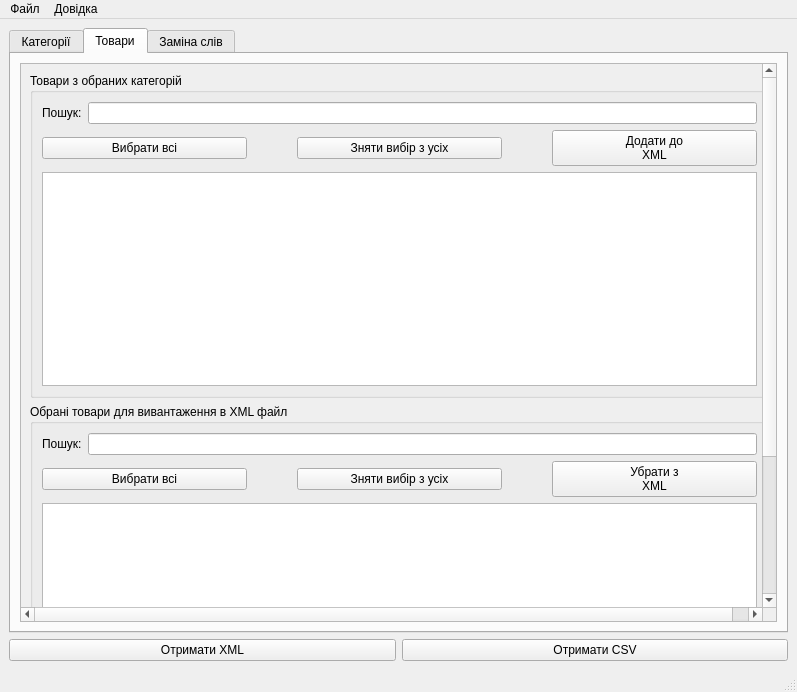
Above: mainwindow.ui from coolrich/xml-feed-editor before the change. Below: the same form after it.
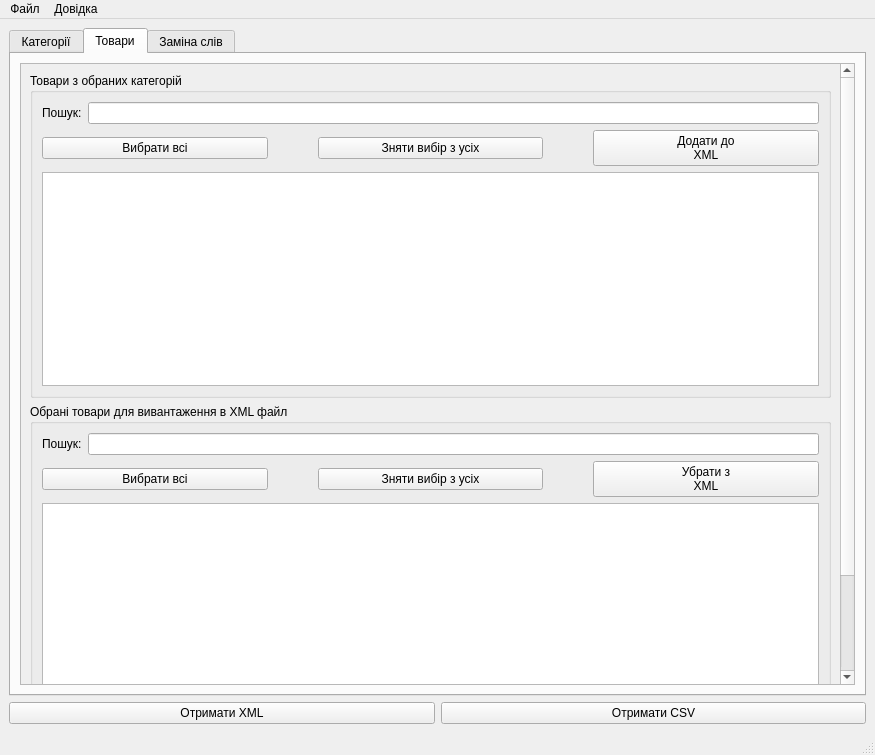
That is the form after the change. The open tabs and pages were chosen to show the change.

Commit message: - Method changed_xml is changed. Now it also reduce a sequence of the picture elements of each offer to ten. - Added add_drop_price_check_box to UI

```diff
--- a/mainwindow.ui
+++ b/mainwindow.ui
@@ -6,8 +6,8 @@
    <rect>
     <x>0</x>
     <y>0</y>
-    <width>797</width>
-    <height>692</height>
+    <width>875</width>
+    <height>755</height>
    </rect>
   </property>
   <property name="windowTitle">
@@ -173,8 +173,8 @@
              <property name="geometry">
               <rect>
                <x>0</x>
-               <y>0</y>
-               <width>734</width>
+               <y>-121</y>
+               <width>812</width>
                <height>738</height>
               </rect>
              </property>
@@ -271,6 +271,8 @@
                 <property name="title">
                  <string>Обрані товари для вивантаження в XML файл</string>
                 </property>
+                <layout class="QVBoxLayout" name="verticalLayout_22">
+                 <item>
                 <layout class="QVBoxLayout" name="verticalLayout_9">
                  <item>
                   <layout class="QHBoxLayout" name="horizontalLayout_15">
@@ -287,8 +289,6 @@
                   </layout>
                  </item>
                  <item>
-                  <layout class="QVBoxLayout" name="verticalLayout_6">
-                   <item>
                     <layout class="QHBoxLayout" name="horizontalLayout_7" stretch="0,0,0">
                      <property name="spacing">
                       <number>50</number>
@@ -339,6 +339,8 @@
                    <item>
                     <layout class="QHBoxLayout" name="horizontalLayout_16">
                      <item>
+                      <layout class="QVBoxLayout" name="verticalLayout_6">
+                       <item>
                       <layout class="QHBoxLayout" name="horizontalLayout_12">
                        <property name="spacing">
                         <number>0</number>
@@ -385,6 +387,15 @@
                       </layout>
                      </item>
                      <item>
+                        <widget class="QCheckBox" name="add_drop_price_check_box">
+                         <property name="text">
+                          <string>Додати дроп ціни</string>
+                         </property>
+                        </widget>
+                       </item>
+                      </layout>
+                     </item>
+                     <item>
                       <layout class="QHBoxLayout" name="horizontalLayout_6">
                        <property name="spacing">
                         <number>14</number>
@@ -781,7 +792,7 @@
     <rect>
      <x>0</x>
      <y>0</y>
-     <width>797</width>
+     <width>875</width>
      <height>21</height>
     </rect>
    </property>
```
Left out of the diff: 2 changed lines with no effect on the pictures. Lines whose indentation alone changed are shown as unchanged. The commit also changes 1 other file.
